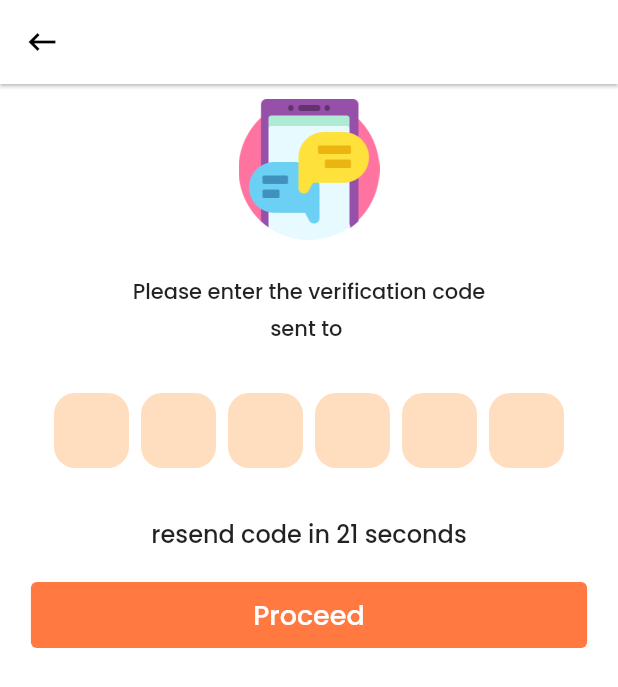
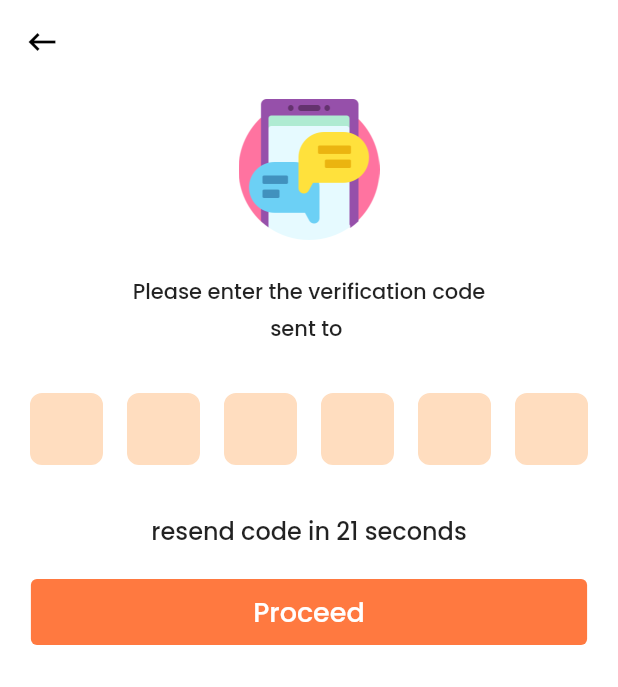
Before and after one commit to madhucanny/Srivari-Temple, a Flutter app: the OtpPage screen opened directly, on a phone screen of 412 x 824 dp. Shown: the top 687 px of the screen. Run offline on Flutter 3.47's test engine with Material 2 defaults, Android fonts, the phone set to English and light mode, and no system bars; drawn by our look-alikes of pin_input_text_field, pinput; our stand-ins replace carousel_slider, chewie, firebase_auth, firebase_core, get, google_maps_flutter and 4 more; missing offline and left inert: flutter_phone_direct_caller; accounts and stored records are empty; network calls fail.

Commit message:
bugs fixed

```diff
--- a/lib/controller/login_controller.dart
+++ b/lib/controller/login_controller.dart
@@ -53,6 +53,7 @@ class LoginController extends GetxController {
   }
 
   void verifyNumber(BuildContext context, String verificationIDReceived) {
+    if (countryCode.isEmpty) countryCode.value = '91';
     final phoneNo = '+$countryCode${logInTextField.value.text}';
     print('phoneNo$phoneNo');
     auth.verifyPhoneNumber(
--- a/lib/login_page/otp_page.dart
+++ b/lib/login_page/otp_page.dart
@@ -2,7 +2,7 @@ import 'package:firebase_auth/firebase_auth.dart';
 import 'package:flutter/material.dart';
 import 'package:get/get.dart';
 import 'package:login/controller/login_controller.dart';
-import 'package:pinput/pinput.dart';
+import 'package:pin_input_text_field/pin_input_text_field.dart';
 
 class OtpPage extends StatelessWidget {
   OtpPage({super.key});
@@ -16,7 +16,7 @@ class OtpPage extends StatelessWidget {
     return Scaffold(
       backgroundColor: Colors.white,
       appBar: AppBar(
-        elevation: 1,
+        elevation: 0,
         backgroundColor: Colors.white,
         leading: GestureDetector(
           onTap: () {
@@ -46,7 +46,6 @@ class OtpPage extends StatelessWidget {
             ),
             Row(
               mainAxisAlignment: MainAxisAlignment.center,
-              crossAxisAlignment: CrossAxisAlignment.center,
               children: const [
                 Text(
                   'Please enter the verification code',
@@ -66,24 +65,33 @@ class OtpPage extends StatelessWidget {
             const SizedBox(
               height: 32,
             ),
-            Pinput(
-                length: 6,
+            Padding(
+              padding: EdgeInsets.only(left: 20, right: 20),
+              child: PinInputTextField(
+                pinLength: 6,
+                controller: logInController.otpController.value,
                 keyboardType: TextInputType.number,
-                textInputAction: TextInputAction.next,
-                onCompleted: null,
-                autofocus: true,
-                controller: logInController.otpController.value,
-                defaultPinTheme: PinTheme(
-                  width: 50,
-                  height: 50,
-                  textStyle: const TextStyle(
-                      fontSize: 14, fontWeight: FontWeight.w600),
-                  decoration: BoxDecoration(
-                      color: const Color(0xffffddbf),
-                      // border: Border.all(color: Color(0xffff7940)),
-                      borderRadius: BorderRadius.circular(14)),
-                )),
-            const SizedBox(
+                enabled: true,
+                decoration: BoxLooseDecoration(
+                  bgColorBuilder: FixedColorBuilder(
+                    Color(0xffffddbf),
+                  ),
+                  strokeColorBuilder: FixedColorBuilder(
+                    Color(0xffffddbf),
+                  ),
+                  textStyle: TextStyle(fontSize: 20, color: Colors.black),
+                ),
+                autoFocus: true,
+                enableInteractiveSelection: false,
+                cursor: Cursor(
+                  width: 2,
+                  color: Color(0xffff7940),
+                  radius: Radius.circular(1),
+                  enabled: true,
+                ),
+              ),
+            ),
+            SizedBox(
               height: 32,
             ),
             logInController.start.value == 0
--- a/lib/temple_overview/detail_page/album_detail_page.dart
+++ b/lib/temple_overview/detail_page/album_detail_page.dart
@@ -97,7 +97,7 @@ class AlbumDetailPage extends StatelessWidget {
                 itemBuilder: (context, index) => VideoPlayerScreen(
                       videoURL: videoURL[index],
                     )),
-            AudioPlayerCard(),
+            // AudioPlayerCard(),
           ],
         ),
       ),
--- a/pubspec.yaml
+++ b/pubspec.yaml
@@ -39,7 +39,6 @@ dependencies:
   cloud_firestore: ^4.3.0
   firebase_auth: ^4.2.5
   flutter_secure_storage: ^7.0.1
-  pinput: ^2.2.16
   carousel_slider: ^4.2.1
   carousel_indicator: ^1.0.6
   flutter_phone_direct_caller: ^2.1.1
@@ -53,12 +52,12 @@ dependencies:
   chewie: ^1.3.6
   video_player: ^2.4.10
   youtube_player_flutter: ^8.1.2
-  assets_audio_player: ^3.0.6
   intl: ^0.17.0
   readmore: ^2.2.0
-  audioplayers: ^3.0.1
   date_time_picker: ^2.1.0
   intl_phone_field: ^3.1.0
+  pin_input_text_field: ^4.4.0
+
 
 
 
```
Also changed, not shown: lib/temple_overview/detail_page/audioplayer.dart (+18 -18 lines), pubspec.lock, 5 other files.
